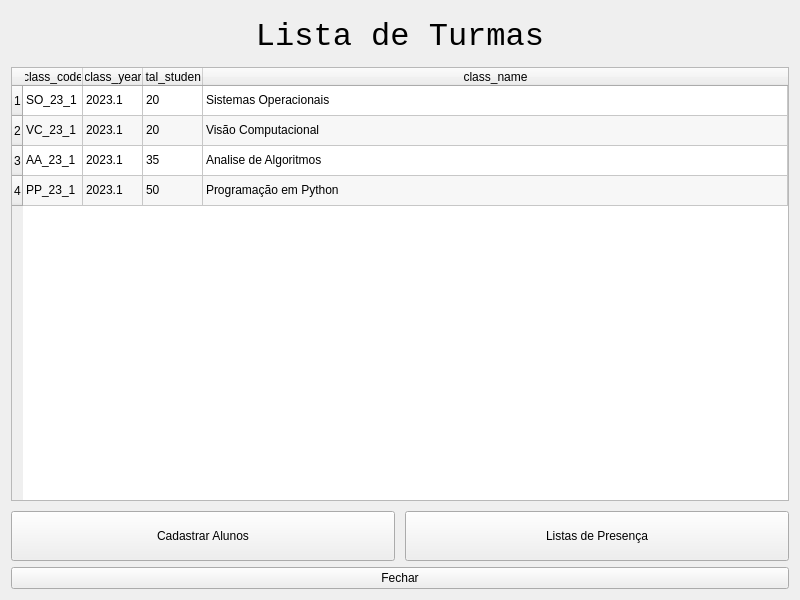
Before: the Qt Designer form src/ui/course.ui in YanVictorSN/access-control-project, drawn with Qt 5.
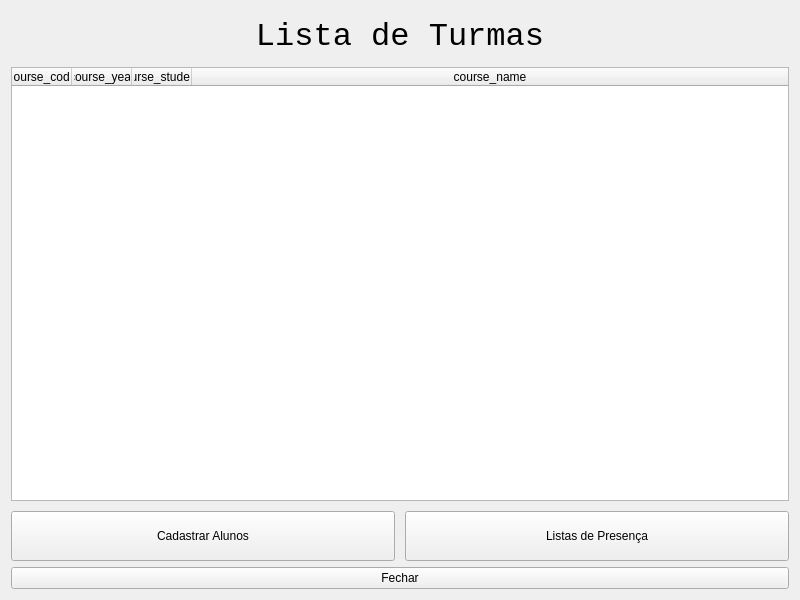
After: the same form once the commit is applied.

What changed in the file:
```diff
--- a/src/ui/course.ui
+++ b/src/ui/course.ui
@@ -117,7 +117,7 @@
           <bool>false</bool>
          </property>
          <property name="rowCount">
-          <number>4</number>
+          <number>0</number>
          </property>
          <property name="columnCount">
           <number>4</number>
@@ -149,126 +149,26 @@
          <attribute name="verticalHeaderStretchLastSection">
           <bool>false</bool>
          </attribute>
-         <row>
-          <property name="text">
-           <string>1</string>
-          </property>
-         </row>
-         <row>
-          <property name="text">
-           <string>2</string>
-          </property>
-         </row>
-         <row>
-          <property name="text">
-           <string>3</string>
-          </property>
-         </row>
-         <row>
-          <property name="text">
-           <string>4</string>
-          </property>
-         </row>
          <column>
           <property name="text">
-           <string>class_code</string>
+           <string>course_code</string>
           </property>
          </column>
          <column>
           <property name="text">
-           <string>class_year</string>
+           <string>course_year</string>
           </property>
          </column>
          <column>
           <property name="text">
-           <string>total_students</string>
+           <string>course_students</string>
           </property>
          </column>
          <column>
           <property name="text">
-           <string>class_name</string>
+           <string>course_name</string>
           </property>
          </column>
-         <item row="0" column="0">
-          <property name="text">
-           <string>SO_23_1</string>
-          </property>
-         </item>
-         <item row="0" column="1">
-          <property name="text">
-           <string>2023.1</string>
-          </property>
-         </item>
-         <item row="0" column="2">
-          <property name="text">
-           <string>20</string>
-          </property>
-         </item>
-         <item row="0" column="3">
-          <property name="text">
-           <string>Sistemas Operacionais</string>
-          </property>
-         </item>
-         <item row="1" column="0">
-          <property name="text">
-           <string>VC_23_1</string>
-          </property>
-         </item>
-         <item row="1" column="1">
-          <property name="text">
-           <string>2023.1</string>
-          </property>
-         </item>
-         <item row="1" column="2">
-          <property name="text">
-           <string>20</string>
-          </property>
-         </item>
-         <item row="1" column="3">
-          <property name="text">
-           <string>Visão Computacional</string>
-          </property>
-         </item>
-         <item row="2" column="0">
-          <property name="text">
-           <string>AA_23_1</string>
-          </property>
-         </item>
-         <item row="2" column="1">
-          <property name="text">
-           <string>2023.1</string>
-          </property>
-         </item>
-         <item row="2" column="2">
-          <property name="text">
-           <string>35</string>
-          </property>
-         </item>
-         <item row="2" column="3">
-          <property name="text">
-           <string>Analise de Algoritmos</string>
-          </property>
-         </item>
-         <item row="3" column="0">
-          <property name="text">
-           <string>PP_23_1</string>
-          </property>
-         </item>
-         <item row="3" column="1">
-          <property name="text">
-           <string>2023.1</string>
-          </property>
-         </item>
-         <item row="3" column="2">
-          <property name="text">
-           <string>50</string>
-          </property>
-         </item>
-         <item row="3" column="3">
-          <property name="text">
-           <string>Programação em Python</string>
-          </property>
-         </item>
         </widget>
        </item>
       </layout>
```
